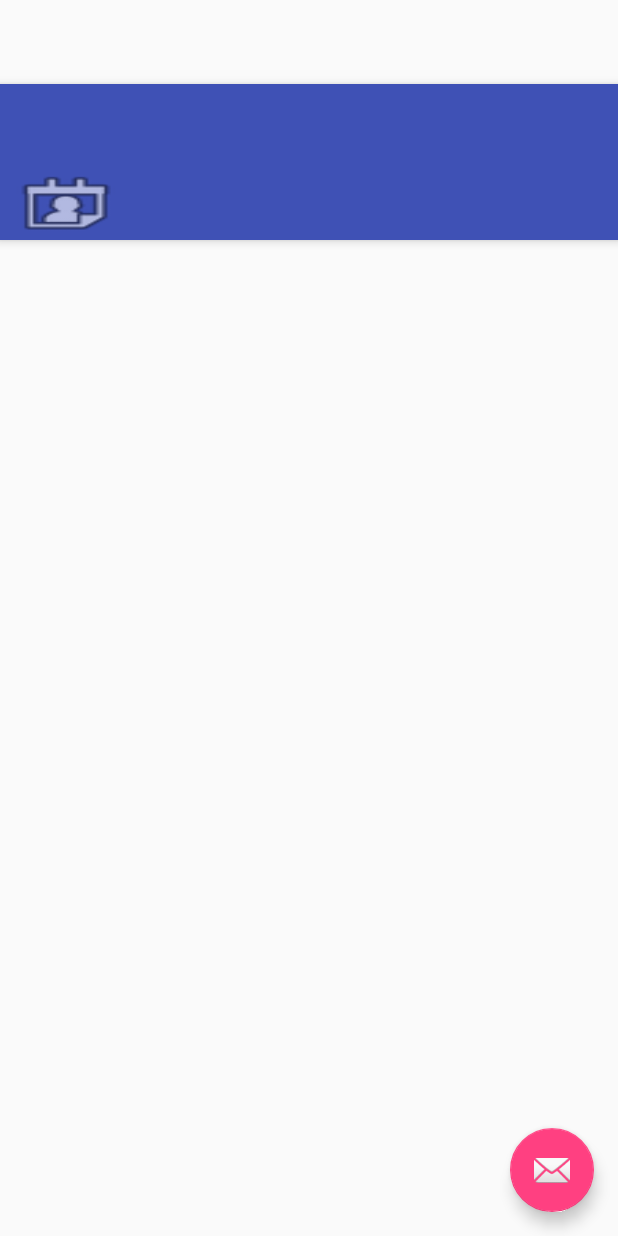
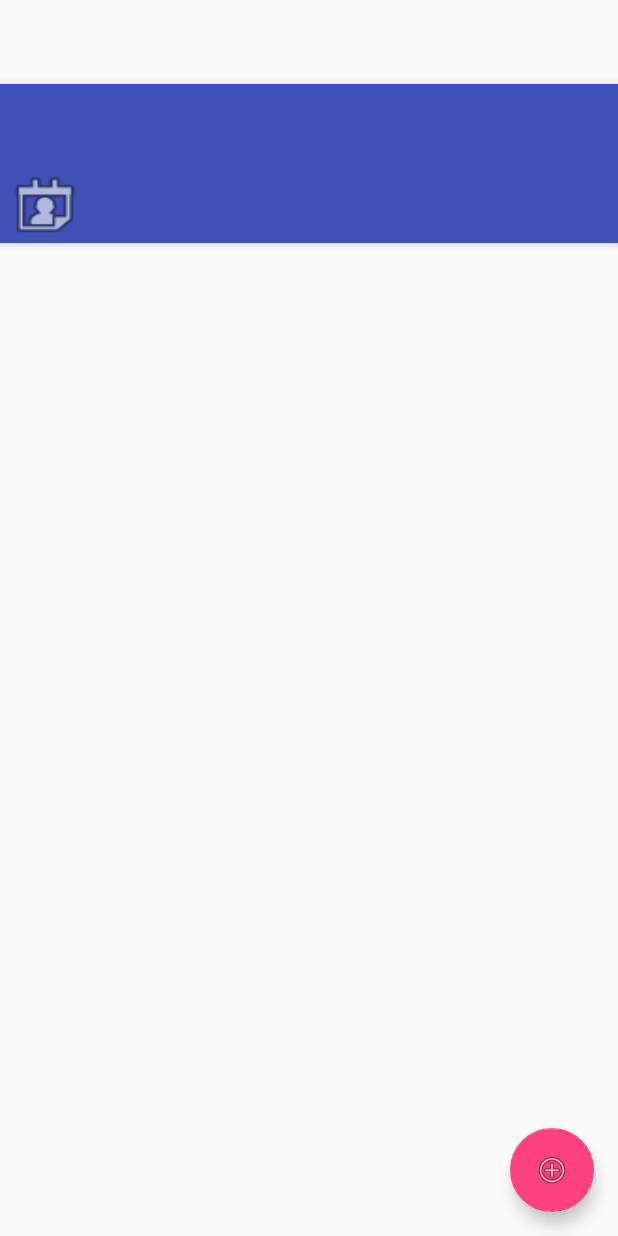
Before and after one commit to BDYLL/moviles, an Android app: the layout activity_main2.xml on its own in the app's theme, with its tools: preview values and no code run, on a phone screen of 412 x 824 dp. Run offline under Robolectric (Android 15) with nearby library versions, the phone set to English and light mode, and no system bars.

Commit message:
minor visual changes

```diff
--- a/app/src/main/java/com/moviles/diego/proyectomoviles/Main2Activity.java
+++ b/app/src/main/java/com/moviles/diego/proyectomoviles/Main2Activity.java
@@ -13,7 +13,6 @@ import android.widget.Button;
 import android.widget.ListView;
 import android.widget.TextView;
 import android.widget.Toast;
-
 import java.text.SimpleDateFormat;
 import java.util.Collections;
 import java.util.Date;
--- a/app/src/main/res/layout/activity_main2.xml
+++ b/app/src/main/res/layout/activity_main2.xml
@@ -22,8 +22,8 @@
             app:popupTheme="@style/AppTheme.PopupOverlay" />
 
         <Button
-            android:layout_width="wrap_content"
-            android:layout_height="wrap_content"
+            android:layout_width="60dp"
+            android:layout_height="50dp"
             android:id="@+id/goToCalendar"
             android:layout_weight="1"
             android:background="@android:drawable/ic_menu_my_calendar" />
@@ -45,7 +45,7 @@
         android:layout_height="wrap_content"
         android:layout_gravity="bottom|end"
         android:layout_margin="@dimen/fab_margin"
-        app:srcCompat="@android:drawable/ic_dialog_email" />
+        app:srcCompat="@android:drawable/ic_menu_add" />
 
 
 </android.support.design.widget.CoordinatorLayout>
```
